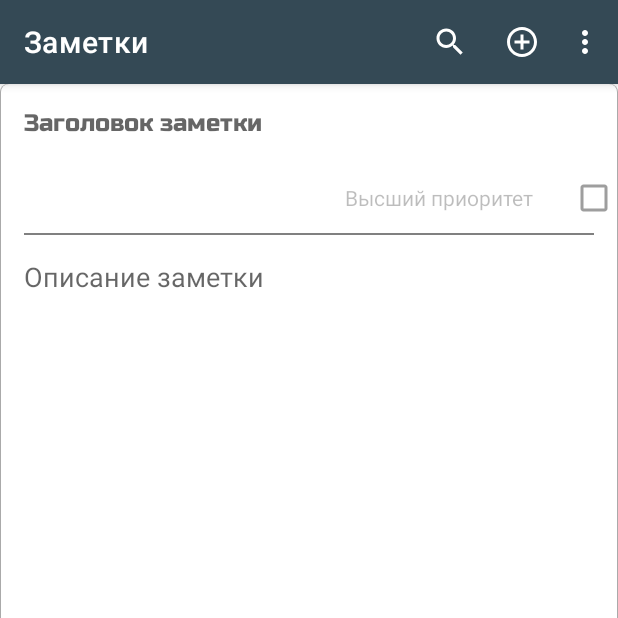
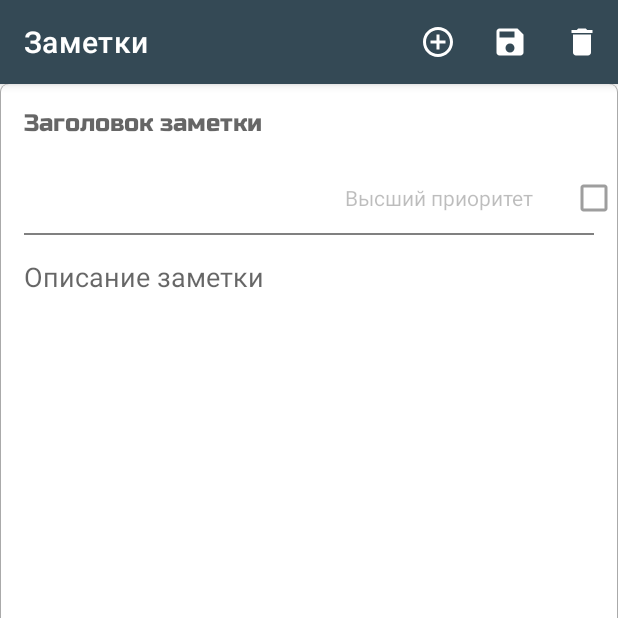
Before and after one commit to Rinat-M/AndroidBase, an Android app: the fragment NoteFragment placed in its activity, after a tap on "Добавить", on a phone screen of 412 x 824 dp, the top half of it. Run offline under Robolectric (Android 15) with nearby library versions, the phone set to English and light mode, and no system bars.

Commit message:
Added options menu for note fragment

```diff
--- a/homework06/app/build.gradle
+++ b/homework06/app/build.gradle
@@ -9,8 +9,8 @@ android {
         applicationId "com.rino.homework06"
         minSdkVersion 23
         targetSdkVersion 30
-        versionCode 4
-        versionName "1.1.1"
+        versionCode 5
+        versionName "1.1.2"
 
         testInstrumentationRunner "androidx.test.runner.AndroidJUnitRunner"
     }
--- a/homework06/app/src/main/java/com/rino/homework06/fragments/NoteFragment.java
+++ b/homework06/app/src/main/java/com/rino/homework06/fragments/NoteFragment.java
@@ -3,6 +3,9 @@ package com.rino.homework06.fragments;
 import android.app.DatePickerDialog;
 import android.os.Bundle;
 import android.view.LayoutInflater;
+import android.view.Menu;
+import android.view.MenuInflater;
+import android.view.MenuItem;
 import android.view.View;
 import android.view.ViewGroup;
 import android.widget.CheckBox;
@@ -13,10 +16,11 @@ import androidx.annotation.NonNull;
 import androidx.annotation.Nullable;
 import androidx.fragment.app.Fragment;
 
+import com.rino.homework06.R;
 import com.rino.homework06.entities.Note;
+import com.rino.homework06.entities.Priority;
 import com.rino.homework06.utils.Observer;
-import com.rino.homework06.entities.Priority;
-import com.rino.homework06.R;
+import com.rino.homework06.utils.Utils;
 
 import java.util.Calendar;
 import java.util.Date;
@@ -42,7 +46,9 @@ public class NoteFragment extends Fragment implements Observer {
     @Override
     public View onCreateView(LayoutInflater inflater, ViewGroup container,
                              Bundle savedInstanceState) {
-        return inflater.inflate(R.layout.fragment_note, container, false);
+        View view = inflater.inflate(R.layout.fragment_note, container, false);
+        setHasOptionsMenu(true);
+        return view;
     }
 
     @Override
@@ -56,6 +62,17 @@ public class NoteFragment extends Fragment implements Observer {
         if (currentNote != null) {
             updateNoteInfo();
         }
+    }
+
+    @Override
+    public void onCreateOptionsMenu(@NonNull Menu menu, @NonNull MenuInflater inflater) {
+        inflater.inflate(R.menu.main_fragment, menu);
+
+        MenuItem actionSort = menu.findItem(R.id.action_sort);
+        actionSort.setVisible(false);
+
+        MenuItem actionSearch = menu.findItem(R.id.action_search);
+        actionSearch.setVisible(false);
     }
 
     private void initViews(@NonNull View rootView) {
@@ -104,4 +121,15 @@ public class NoteFragment extends Fragment implements Observer {
             updateNoteInfo();
         }
     }
+
+    @Override
+    public boolean onOptionsItemSelected(@NonNull MenuItem item) {
+        int itemId = item.getItemId();
+
+        if (itemId == R.id.action_delete || itemId == R.id.action_save) {
+            Utils.showToastShort(requireContext(), getString(R.string.not_implemented));
+        }
+
+        return super.onOptionsItemSelected(item);
+    }
 }
--- /dev/null
+++ b/homework06/app/src/main/res/drawable/ic_delete_24dp.xml
@@ -0,0 +1,9 @@
+<vector xmlns:android="http://schemas.android.com/apk/res/android"
+    android:width="24dp"
+    android:height="24dp"
+    android:viewportWidth="24"
+    android:viewportHeight="24">
+  <path
+      android:pathData="M6,19c0,1.1 0.9,2 2,2h8c1.1,0 2,-0.9 2,-2V7H6v12zM19,4h-3.5l-1,-1h-5l-1,1H5v2h14V4z"
+      android:fillColor="#FFFFFF"/>
+</vector>
--- /dev/null
+++ b/homework06/app/src/main/res/drawable/ic_save_24dp.xml
@@ -0,0 +1,9 @@
+<vector xmlns:android="http://schemas.android.com/apk/res/android"
+    android:width="24dp"
+    android:height="24dp"
+    android:viewportWidth="24"
+    android:viewportHeight="24">
+  <path
+      android:pathData="M17,3L5,3c-1.11,0 -2,0.9 -2,2v14c0,1.1 0.89,2 2,2h14c1.1,0 2,-0.9 2,-2L21,7l-4,-4zM12,19c-1.66,0 -3,-1.34 -3,-3s1.34,-3 3,-3 3,1.34 3,3 -1.34,3 -3,3zM15,9L5,9L5,5h10v4z"
+      android:fillColor="#FFFFFF"/>
+</vector>
--- /dev/null
+++ b/homework06/app/src/main/res/menu/main_fragment.xml
@@ -0,0 +1,19 @@
+<?xml version="1.0" encoding="utf-8"?>
+<menu xmlns:android="http://schemas.android.com/apk/res/android"
+    xmlns:app="http://schemas.android.com/apk/res-auto">
+
+    <item
+        android:id="@+id/action_save"
+        android:icon="@drawable/ic_save_24dp"
+        android:orderInCategory="30"
+        android:title="@string/save"
+        app:showAsAction="ifRoom" />
+
+    <item
+        android:id="@+id/action_delete"
+        android:icon="@drawable/ic_delete_24dp"
+        android:orderInCategory="40"
+        android:title="@string/delete"
+        app:showAsAction="ifRoom" />
+
+</menu>
--- a/homework06/app/src/main/res/values/strings.xml
+++ b/homework06/app/src/main/res/values/strings.xml
@@ -8,4 +8,6 @@
     <string name="add">Добавить</string>
     <string name="sort">Сортировка</string>
     <string name="not_implemented">Функционал не реализован!</string>
+    <string name="delete">Удалить</string>
+    <string name="save">Сохранить</string>
 </resources>
```
